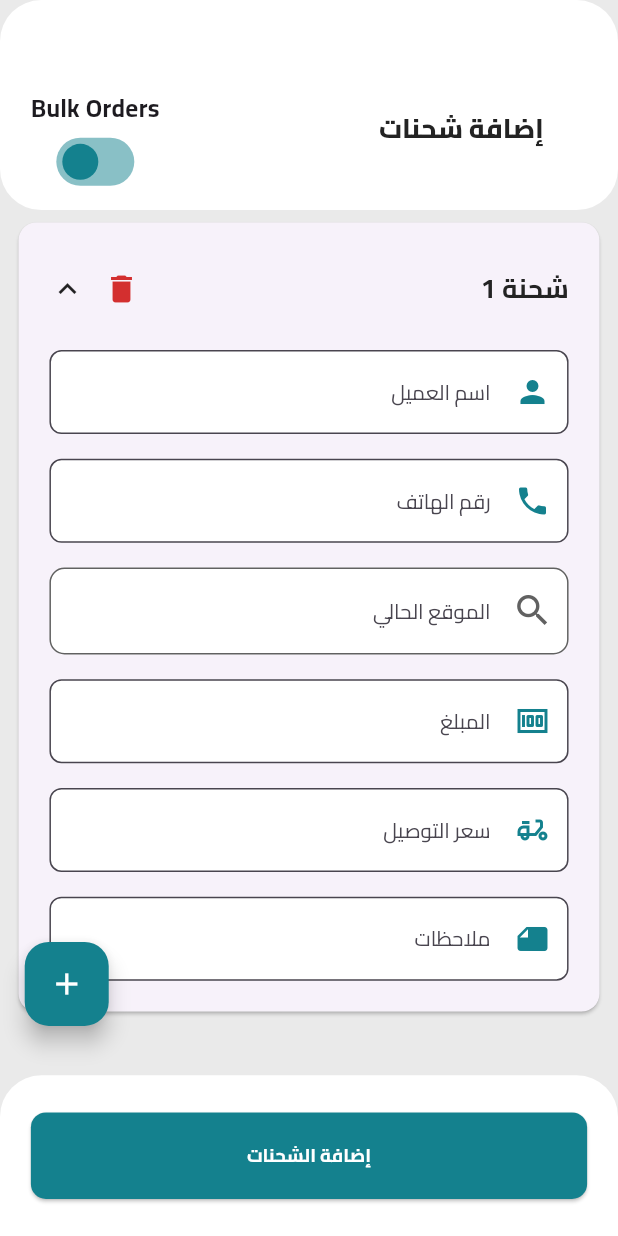
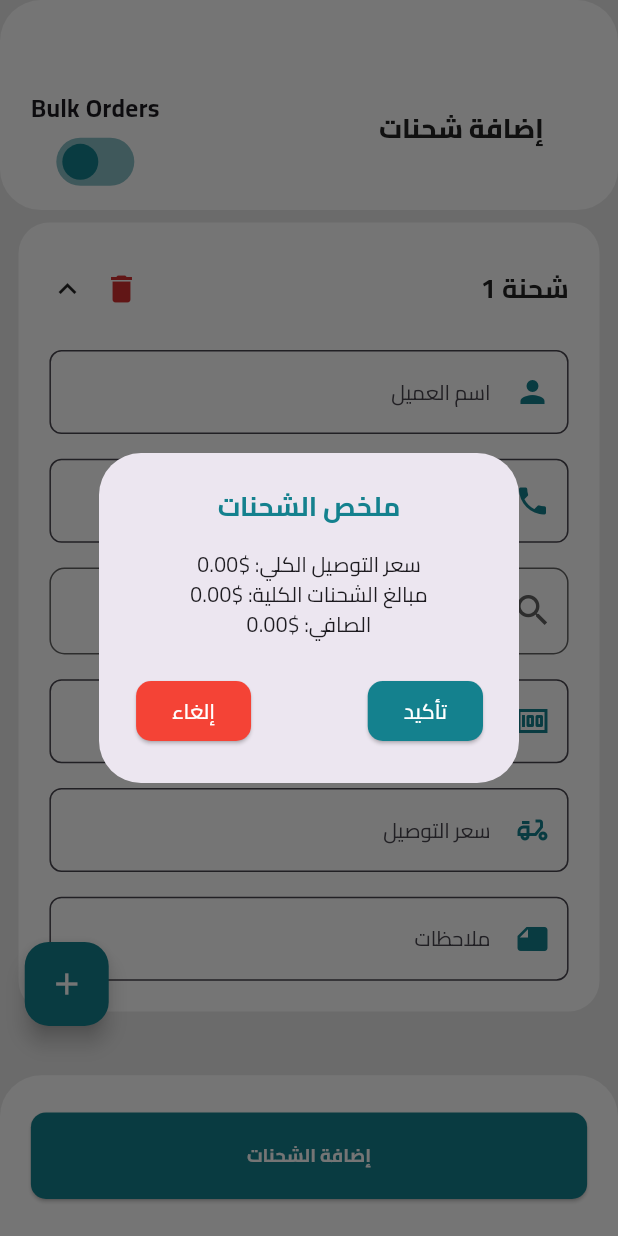
Before and after one commit to ghinwaalkanj/shipments, a Flutter app: the BulkShipmentsScreen screen opened directly, after a tap on the "delete" icon, after a tap on "إضافة الشحنات", on a phone screen of 412 x 824 dp. Run offline on Flutter 3.47's test engine with Material 3 defaults, Android fonts, the phone set to English and light mode, and no system bars; drawn by our look-alikes of searchfield; our stand-ins replace animated_bottom_navigation_bar, awesome_notifications, cached_network_image, dartz, firebase_core, firebase_messaging and 12 more; missing offline and left inert: flutter_statusbarcolor_ns, image_fade, qr_code_scanner; accounts and stored records are empty; network calls fail.

Commit message:
touch_ups on bulk screen

```diff
--- a/lib/features/auth/screen/widgets/personal_info_widgets/header_widget.dart
+++ b/lib/features/auth/screen/widgets/personal_info_widgets/header_widget.dart
@@ -8,7 +8,7 @@ class HeaderWidget extends StatelessWidget {
   @override
   Widget build(BuildContext context) {
     return Column(
-      crossAxisAlignment: CrossAxisAlignment.start,
+      crossAxisAlignment: CrossAxisAlignment.end,
       children: [
         Text(
           'المعلومات الشخصية',
--- a/lib/features/shipment/screen/bulk_shipments_screen.dart
+++ b/lib/features/shipment/screen/bulk_shipments_screen.dart
@@ -8,8 +8,6 @@ import 'package:sizer/sizer.dart';
 import '../../../../utils/constants/colors.dart';
 import '../../../common/widgets/app_bar.dart';
 import '../controller/bulk_shipments_controller.dart';
-
-
 
 class BulkShipmentsScreen extends StatelessWidget {
   final AddBulkShipmentController controller = Get.put(AddBulkShipmentController());
@@ -102,11 +100,15 @@ class BulkShipmentsScreen extends StatelessWidget {
                           children: [
                             InkWell(
                               onTap: () => toggleExpansion(index),
-                              child: Card(
+                              child: Container(
+                                decoration: BoxDecoration(
+                                  color:Colors.white,
+                                  borderRadius: BorderRadius.circular(15.sp),
+                                ),
                                 margin: EdgeInsets.symmetric(
                                     vertical: 1.h, horizontal: 3.w),
                                 child: Padding(
-                                  padding: EdgeInsets.all(5.w),
+                                  padding: EdgeInsets.all(15.sp),
                                   child: Column(
                                     crossAxisAlignment: CrossAxisAlignment.start,
                                     children: [
--- a/lib/features/shipment/screen/widgets/bulk_shipment/button_container.dart
+++ b/lib/features/shipment/screen/widgets/bulk_shipment/button_container.dart
@@ -2,13 +2,106 @@ import 'package:flutter/material.dart';
 import 'package:sizer/sizer.dart';
 import 'package:shipment_merchent_app/common/styles/custom_textstyle.dart';
 import 'package:shipment_merchent_app/utils/constants/colors.dart';
-
 import '../../../controller/bulk_shipments_controller.dart';
 
 class ButtonContainer extends StatelessWidget {
   final AddBulkShipmentController controller;
 
   ButtonContainer({required this.controller});
+
+  void showShipmentSummaryDialog(BuildContext context) {
+    double totalAmount = 0;
+    double totalDeliveryFee = 0;
+
+    for (var i = 0; i < controller.shipmentForms.length; i++) {
+      double amount =
+          double.tryParse(controller.amountControllers[i].text) ?? 0;
+      double fee = double.tryParse(controller.feeControllers[i].text) ?? 0;
+      totalAmount += amount;
+      totalDeliveryFee += fee;
+    }
+
+    double total = totalAmount + totalDeliveryFee;
+
+    showDialog(
+      context: context,
+      builder: (BuildContext context) {
+        return AlertDialog(
+          title: Text('ملخص الشحنات',
+              textAlign: TextAlign.center,
+              style: CustomTextStyle.headlineTextStyle
+                  .apply(color: TColors.primary)),
+          content: Column(
+            mainAxisSize: MainAxisSize.min,
+            children: [
+              Text(
+                'سعر التوصيل الكلي: \$${totalDeliveryFee.toStringAsFixed(2)}',
+                textAlign: TextAlign.right,
+                style: TextStyle(
+                  fontFamily: 'Cairo',
+                ),
+              ),
+              Text(
+                'مبالغ الشحنات الكلية: \$${totalAmount.toStringAsFixed(2)}',
+                textAlign: TextAlign.right,
+                style: TextStyle(
+                  fontFamily: 'Cairo',
+                ),
+              ),
+              Text(
+                'الصافي: \$${total.toStringAsFixed(2)}',
+                textAlign: TextAlign.right,
+                style: TextStyle(
+                  fontFamily: 'Cairo',
+                ),
+              ),
+            ],
+          ),
+          actions: [
+            ElevatedButton(
+              style: ElevatedButton.styleFrom(
+                backgroundColor: Colors.red,
+                shape: RoundedRectangleBorder(
+                  borderRadius: BorderRadius.circular(10),
+                ),
+              ),
+              child: Text(
+                'إلغاء',
+                style: TextStyle(
+                  fontFamily: 'Cairo',
+                  color: Colors.white,
+                ),
+              ),
+              onPressed: () {
+                Navigator.of(context).pop();
+              },
+            ),
+            SizedBox(width: 15.w,),
+            ElevatedButton(
+              onPressed: () {
+                controller.printShipmentData();
+                controller.submitShipments();
+                Navigator.of(context).pop();
+              },
+              style: ElevatedButton.styleFrom(
+                backgroundColor: TColors.primary,
+                shape: RoundedRectangleBorder(
+                  borderRadius: BorderRadius.circular(10),
+                ),
+              ),
+              child: Text(
+                'تأكيد',
+                style: TextStyle(
+                  fontFamily: 'Cairo',
+                  color: Colors.white,
+                ),
+              ),
+            ),
+          ],
+        );
+      },
+    );
+  }
 
   @override
   Widget build(BuildContext context) {
@@ -30,8 +123,7 @@ class ButtonContainer extends StatelessWidget {
               height: 7.h,
               child: ElevatedButton(
                 onPressed: () {
-                  controller.printShipmentData();
-                  controller.submitShipments();
+                  showShipmentSummaryDialog(context);
                 },
                 style: ElevatedButton.styleFrom(
                   backgroundColor: TColors.primary,
@@ -40,7 +132,8 @@ class ButtonContainer extends StatelessWidget {
                   ),
                 ),
                 child: Text('إضافة الشحنات',
-                    style: CustomTextStyle.greyTextStyle.apply(color: TColors.white)),
+                    style: CustomTextStyle.greyTextStyle
+                        .apply(color: TColors.white)),
               ),
             ),
           ],
```
